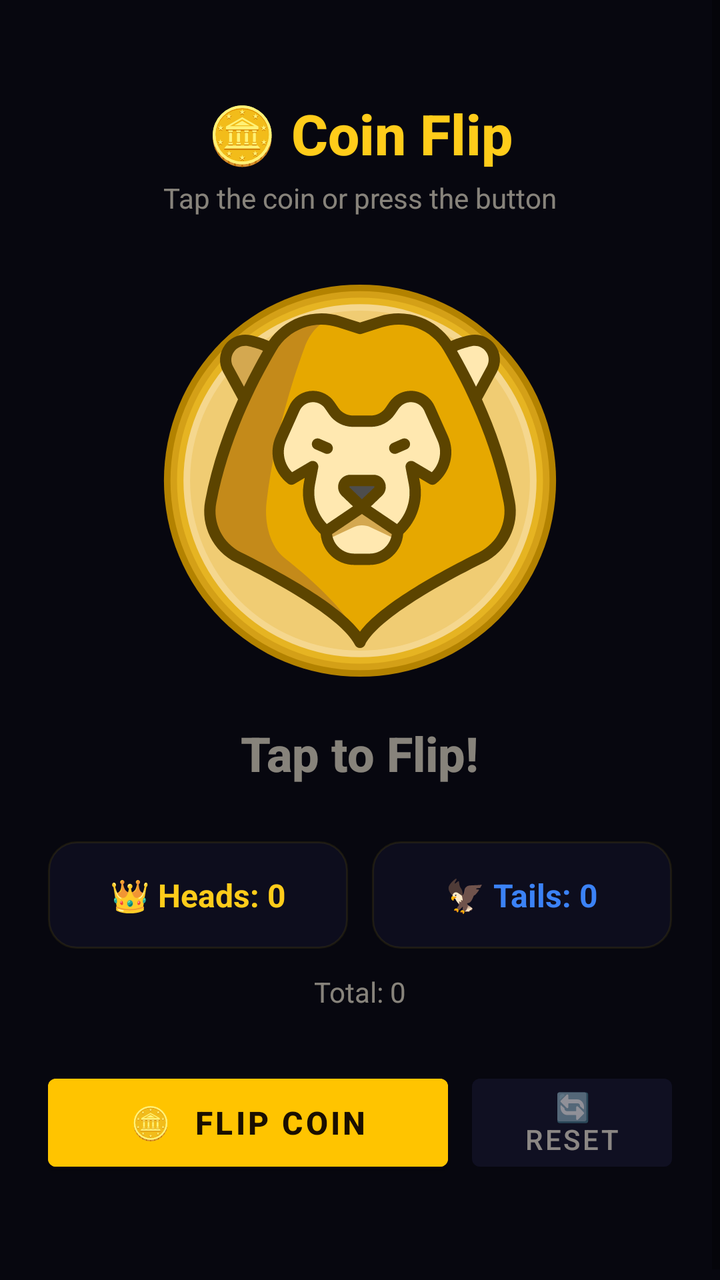
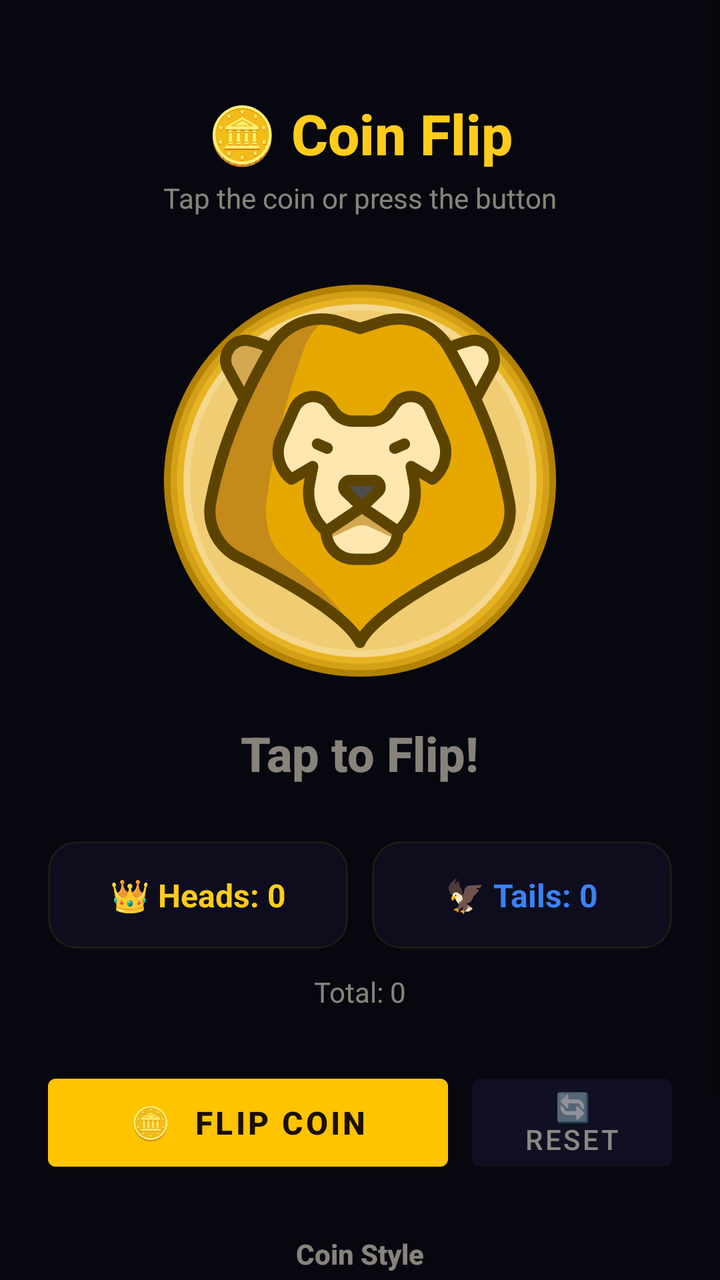

An Android layout rendered at two revisions. The XML below is the earlier revision; the diff shows what the commit changed to produce the second picture.
<!-- AndroidManifest.xml: activity theme Theme.CoinFlip -->
<!-- res/layout/activity_main.xml -->
<?xml version="1.0" encoding="utf-8"?>
<ScrollView xmlns:android="http://schemas.android.com/apk/res/android"
    android:layout_width="match_parent"
    android:layout_height="match_parent"
    android:background="@color/bg_primary"
    android:fillViewport="true">

    <LinearLayout
        android:layout_width="match_parent"
        android:layout_height="wrap_content"
        android:orientation="vertical"
        android:gravity="center_horizontal"
        android:padding="24dp">

        
        <TextView
            android:layout_width="wrap_content"
            android:layout_height="wrap_content"
            android:layout_marginTop="24dp"
            android:text="🪙 Coin Flip"
            android:textSize="28sp"
            android:textStyle="bold"
            android:textColor="@color/gold_400"
            android:fontFamily="sans-serif-medium" />

        <TextView
            android:id="@+id/instructionText"
            android:layout_width="wrap_content"
            android:layout_height="wrap_content"
            android:layout_marginTop="4dp"
            android:text="@string/tap_coin_instruction"
            android:textSize="14sp"
            android:textColor="@color/text_secondary"
            android:visibility="visible" />

        
        <ImageView
            android:id="@+id/coinImageMain"
            android:layout_width="200dp"
            android:layout_height="200dp"
            android:layout_marginTop="32dp"
            android:src="@drawable/coin_heads"
            android:scaleType="fitCenter"
            android:clickable="true"
            android:focusable="true"
            android:contentDescription="@string/coin_description" />

        
        <TextView
            android:id="@+id/resultTextMain"
            android:layout_width="wrap_content"
            android:layout_height="wrap_content"
            android:layout_marginTop="20dp"
            android:text="@string/tap_to_flip"
            android:textSize="24sp"
            android:textStyle="bold"
            android:textColor="@color/text_secondary"
            android:fontFamily="sans-serif-medium" />

        
        <TextView
            android:id="@+id/streakTextMain"
            android:layout_width="wrap_content"
            android:layout_height="wrap_content"
            android:layout_marginTop="8dp"
            android:textSize="16sp"
            android:textColor="@color/gold_300"
            android:visibility="gone" />

        
        <LinearLayout
            android:layout_width="match_parent"
            android:layout_height="wrap_content"
            android:layout_marginTop="28dp"
            android:orientation="horizontal"
            android:gravity="center">

            
            <LinearLayout
                android:layout_width="0dp"
                android:layout_height="wrap_content"
                android:layout_weight="1"
                android:orientation="vertical"
                android:gravity="center"
                android:background="@drawable/stat_card_background"
                android:padding="16dp"
                android:layout_marginEnd="6dp">

                <TextView
                    android:id="@+id/headsCountMain"
                    android:layout_width="wrap_content"
                    android:layout_height="wrap_content"
                    android:text="👑 Heads: 0"
                    android:textSize="16sp"
                    android:textColor="@color/gold_400"
                    android:textStyle="bold" />
            </LinearLayout>

            
            <LinearLayout
                android:layout_width="0dp"
                android:layout_height="wrap_content"
                android:layout_weight="1"
                android:orientation="vertical"
                android:gravity="center"
                android:background="@drawable/stat_card_background"
                android:padding="16dp"
                android:layout_marginStart="6dp">

                <TextView
                    android:id="@+id/tailsCountMain"
                    android:layout_width="wrap_content"
                    android:layout_height="wrap_content"
                    android:text="🦅 Tails: 0"
                    android:textSize="16sp"
                    android:textColor="@color/blue_glow"
                    android:textStyle="bold" />
            </LinearLayout>
        </LinearLayout>

        
        <TextView
            android:id="@+id/totalCountMain"
            android:layout_width="wrap_content"
            android:layout_height="wrap_content"
            android:layout_marginTop="12dp"
            android:text="Total: 0"
            android:textSize="14sp"
            android:textColor="@color/text_secondary" />

        
        <LinearLayout
            android:layout_width="match_parent"
            android:layout_height="wrap_content"
            android:layout_marginTop="28dp"
            android:orientation="horizontal"
            android:gravity="center">

            <Button
                android:id="@+id/flipButtonMain"
                android:layout_width="0dp"
                android:layout_height="56dp"
                android:layout_weight="2"
                android:layout_marginEnd="6dp"
                android:text="🪙  Flip Coin"
                android:textSize="16sp"
                android:textStyle="bold"
                android:textColor="#1a0f00"
                android:backgroundTint="@color/gold_500"
                android:fontFamily="sans-serif-medium" />

            <Button
                android:id="@+id/resetButtonMain"
                android:layout_width="0dp"
                android:layout_height="56dp"
                android:layout_weight="1"
                android:layout_marginStart="6dp"
                android:text="🔄 Reset"
                android:textSize="14sp"
                android:textColor="@color/text_secondary"
                android:backgroundTint="@color/bg_card"
                android:fontFamily="sans-serif-medium" />
        </LinearLayout>

        
        <View
            android:layout_width="1dp"
            android:layout_height="32dp" />

    </LinearLayout>
</ScrollView>
<!-- resources referenced by this layout -->
<resources>
  <color name="bg_card">#A6121226</color>
  <color name="bg_primary">#FF07070F</color>
  <color name="blue_glow">#FF3B82F6</color>
  <color name="gold_300">#FFFFD84D</color>
  <color name="gold_400">#FFFFCC1A</color>
  <color name="gold_500">#FFFFC400</color>
  <color name="text_secondary">#8CF0EAD6</color>
  <!-- drawable coin_heads: vector/xml drawable (drawable, 9357 chars, omitted) -->
  <!-- drawable stat_card_background (drawable) -->
  <?xml version="1.0" encoding="utf-8"?>
  <shape xmlns:android="http://schemas.android.com/apk/res/android"
      android:shape="rectangle">
      <corners android:radius="14dp" />
      <solid android:color="#A6121226" />
      <stroke
          android:width="1dp"
          android:color="#15FFD700" />
  </shape>
  <string name="coin_description">Coin</string>
  <string name="tap_coin_instruction">Tap the coin or press the button</string>
  <string name="tap_to_flip">Tap to Flip!</string>
  <style name="Theme.CoinFlip" parent="Theme.MaterialComponents.DayNight.NoActionBar">
          <item name="colorPrimary">@color/gold_500</item>
          <item name="colorPrimaryVariant">@color/gold_700</item>
          <item name="colorOnPrimary">@color/gold_900</item>
          <item name="colorSecondary">@color/blue_glow</item>
          <item name="colorSecondaryVariant">@color/blue_glow</item>
          <item name="colorOnSecondary">@color/text_primary</item>
          <item name="android:colorBackground">@color/bg_primary</item>
          <item name="colorSurface">@color/bg_secondary</item>
          <item name="colorOnSurface">@color/text_primary</item>
          <item name="android:statusBarColor">@color/status_bar</item>
          <item name="android:navigationBarColor">@color/navigation_bar</item>
          <item name="android:windowLightStatusBar">false</item>
      </style>
  <color name="gold_700">#FFB38200</color>
  <color name="gold_900">#FF4D3700</color>
  <color name="text_primary">#FFF0EAD6</color>
  <color name="bg_secondary">#FF0E0E1E</color>
  <color name="status_bar">#FF07070F</color>
  <color name="navigation_bar">#FF07070F</color>
</resources>

<!-- the commit's change to res/layout/activity_main.xml (unified diff, before → after) -->
@@ -163,6 +163,54 @@
         </LinearLayout>
 
         
+        <TextView
+            android:layout_width="wrap_content"
+            android:layout_height="wrap_content"
+            android:layout_marginTop="28dp"
+            android:text="@string/coin_style_label"
+            android:textSize="14sp"
+            android:textStyle="bold"
+            android:textColor="@color/text_secondary"
+            android:fontFamily="sans-serif-medium" />
+
+        <RadioGroup
+            android:id="@+id/coinStyleGroup"
+            android:layout_width="match_parent"
+            android:layout_height="wrap_content"
+            android:layout_marginTop="8dp"
+            android:orientation="horizontal"
+            android:gravity="center">
+
+            <RadioButton
+                android:id="@+id/radioDefaultCoin"
+                android:layout_width="0dp"
+                android:layout_height="48dp"
+                android:layout_weight="1"
+                android:layout_marginEnd="6dp"
+                android:text="@string/coin_style_default"
+                android:textSize="13sp"
+                android:textColor="@color/text_primary"
+                android:buttonTint="@color/gold_400"
+                android:background="@drawable/stat_card_background"
+                android:gravity="center"
+                android:checked="true" />
+
+            <RadioButton
+                android:id="@+id/radioNothingCoin"
+                android:layout_width="0dp"
+                android:layout_height="48dp"
+                android:layout_weight="1"
+                android:layout_marginStart="6dp"
+                android:text="@string/coin_style_nothing"
+                android:textSize="13sp"
+                android:textColor="@color/text_primary"
+                android:buttonTint="@color/dark_grey"
+                android:background="@drawable/stat_card_background"
+                android:gravity="center" />
+
+        </RadioGroup>
+
+        
         <View
             android:layout_width="1dp"
             android:layout_height="32dp" />
<!-- resource entries referenced after the edit -->
@@ -3,6 +3,7 @@
   <color name="bg_card">#A6121226</color>
   <color name="bg_primary">#FF07070F</color>
   <color name="blue_glow">#FF3B82F6</color>
+  <color name="dark_grey">#FF808080</color>
   <color name="gold_300">#FFFFD84D</color>
   <color name="gold_400">#FFFFCC1A</color>
   <color name="gold_500">#FFFFC400</color>
@@ -19,6 +20,9 @@
           android:color="#15FFD700" />
   </shape>
   <string name="coin_description">Coin</string>
+  <string name="coin_style_default">Default Coin</string>
+  <string name="coin_style_label">Coin Style</string>
+  <string name="coin_style_nothing">Nothing Coin</string>
   <string name="tap_coin_instruction">Tap the coin or press the button</string>
   <string name="tap_to_flip">Tap to Flip!</string>
   <style name="Theme.CoinFlip" parent="Theme.MaterialComponents.DayNight.NoActionBar">
